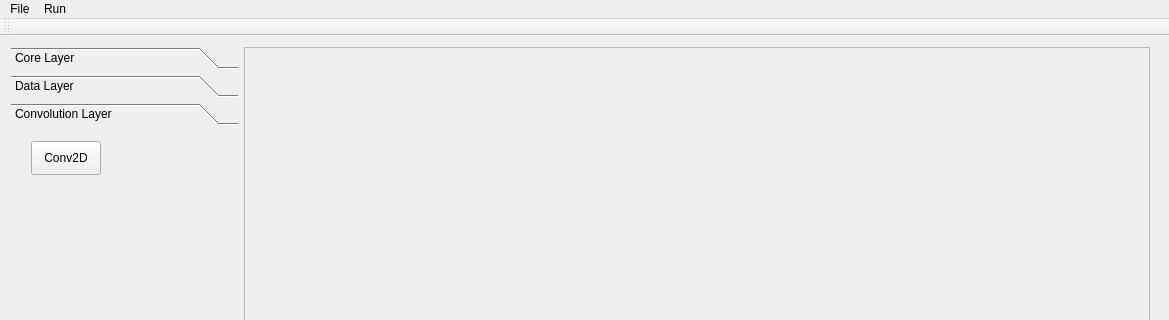
Old version of the form app/mainwindow.ui in the repository kelvin34501/alchimia_repo; both pictures show x 0 to 1169 and y 0 to 320 of the 1169 by 747 pixel window.
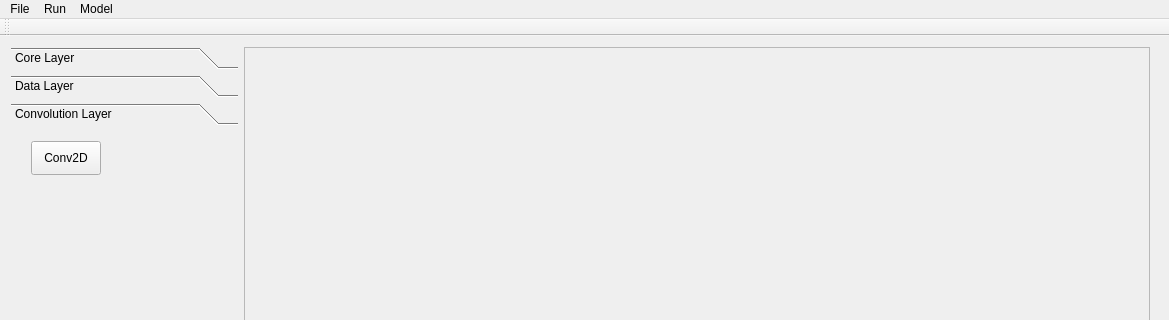
New version of the form. The open tabs and pages were chosen to show the change.

```diff
--- a/app/mainwindow.ui
+++ b/app/mainwindow.ui
@@ -267,7 +267,7 @@
      <x>0</x>
      <y>0</y>
      <width>1169</width>
-     <height>30</height>
+     <height>18</height>
     </rect>
    </property>
    <widget class="QMenu" name="menuRun">
@@ -282,8 +282,17 @@
     </property>
     <addaction name="actionNew_Project"/>
    </widget>
+   <widget class="QMenu" name="menuModel">
+    <property name="title">
+     <string>Model</string>
+    </property>
+    <addaction name="actionLoadModel"/>
+    <addaction name="actionConfigureData"/>
+    <addaction name="actionTensorboard_Visualization"/>
+   </widget>
    <addaction name="menuFile"/>
    <addaction name="menuRun"/>
+   <addaction name="menuModel"/>
   </widget>
   <widget class="QStatusBar" name="statusBar"/>
   <widget class="QToolBar" name="toolBar">
```
Left out of the diff: 47 changed lines with no effect on the pictures.
